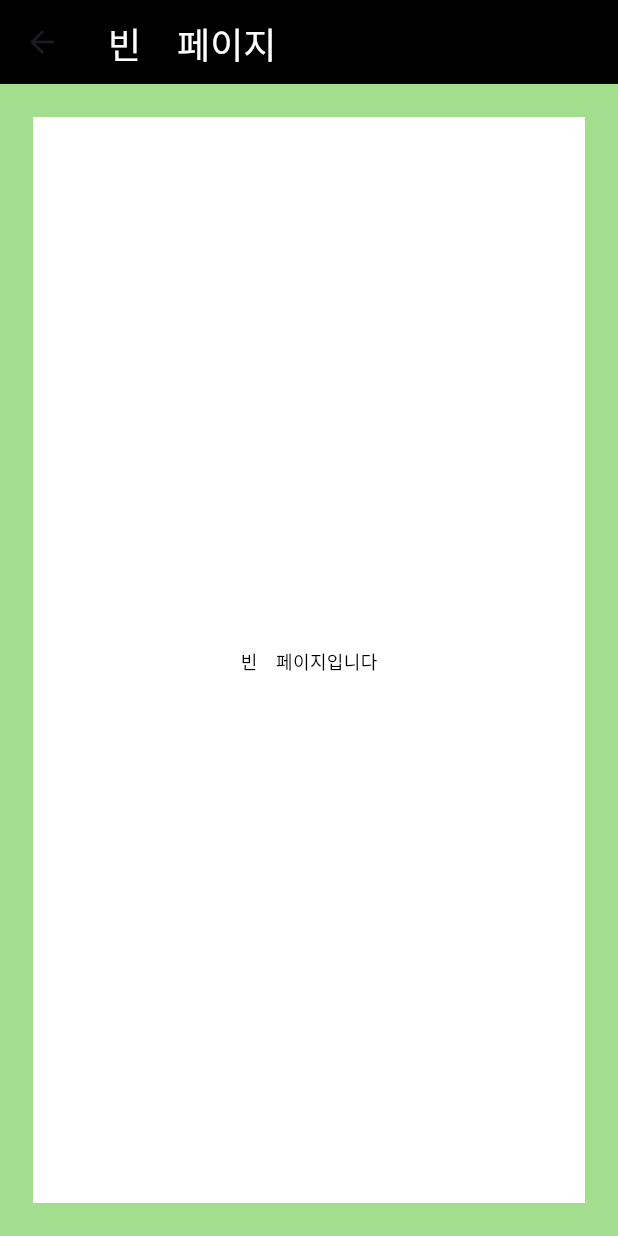
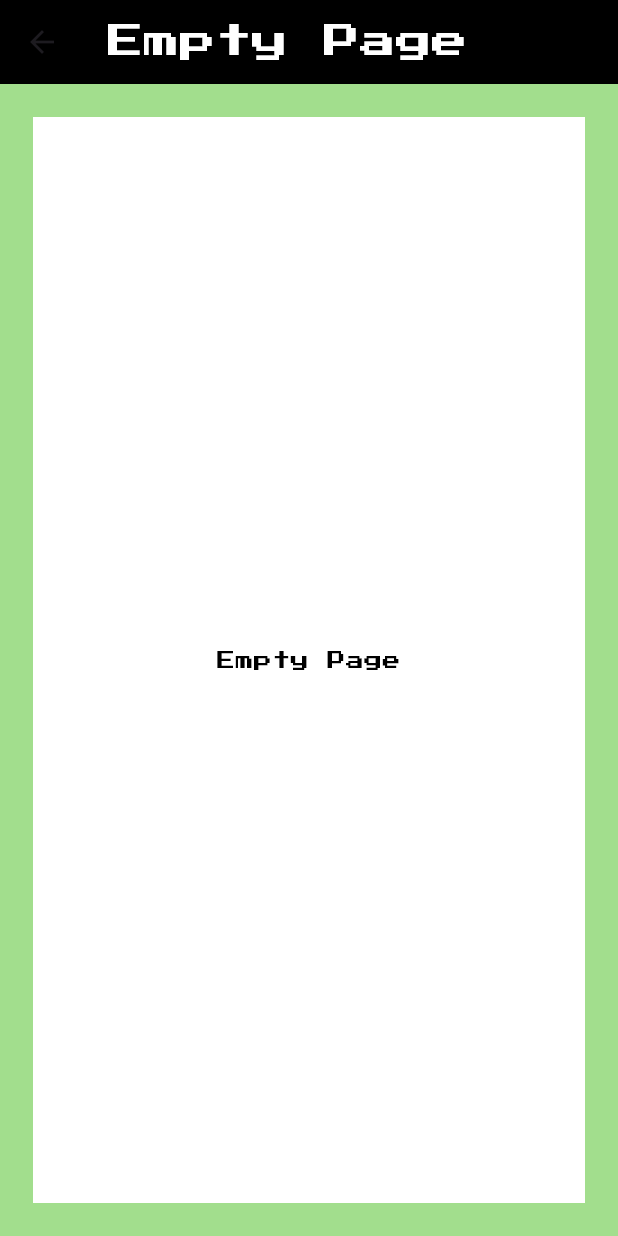
Before and after one commit to jungfsg/Calender, a Flutter app: the EmptyPage screen opened directly, on a phone screen of 412 x 824 dp. Run offline on Flutter 3.47's test engine with Material 3 defaults, Android fonts, the phone set to English and light mode, and no system bars; our stand-ins replace google_fonts, table_calendar.

Commit message:
v250514 recovered

```diff
--- a/lib/main.dart
+++ b/lib/main.dart
@@ -255,7 +255,7 @@ class _PixelArtCalendarScreenState extends State<PixelArtCalendarScreen>
       // backgroundColor: const Color(0xFFCCCCCC),
       appBar: AppBar(
         title: Text(
-          'Calender v250512',
+          'Calender v250514',
           style: GoogleFonts.pressStart2p(fontSize: 14, color: Colors.white),
         ),
         backgroundColor: Colors.black,
--- a/lib/pages/empty_page.dart
+++ b/lib/pages/empty_page.dart
@@ -10,7 +10,7 @@ class EmptyPage extends StatelessWidget {
       backgroundColor: const Color.fromARGB(255, 162, 222, 141), // 패딩 뒤쪽 배경색
       appBar: AppBar(
         title: Text(
-          '빈 페이지',
+          'Empty Page',
           style: GoogleFonts.pressStart2p(fontSize: 24, color: Colors.white),
         ),
         backgroundColor: Colors.black,
@@ -23,7 +23,7 @@ class EmptyPage extends StatelessWidget {
           decoration: const BoxDecoration(color: Colors.white),
           child: Center(
             child: Text(
-              '빈 페이지입니다',
+              'Empty Page',
               style: GoogleFonts.pressStart2p(
                 fontSize: 12,
                 color: Colors.black,
```
